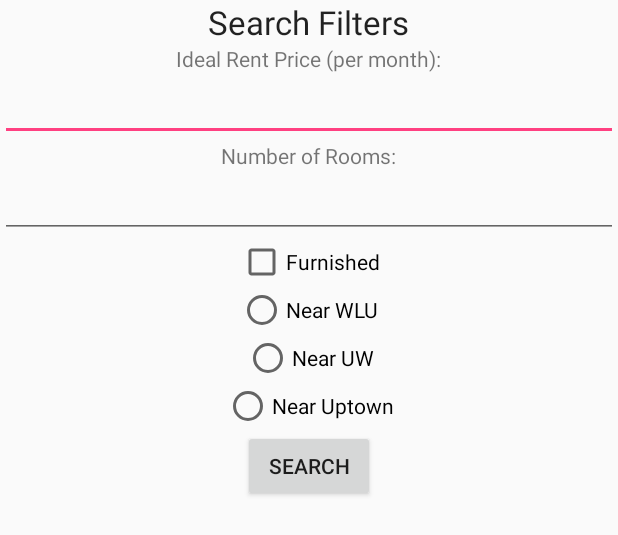
After one commit to hsennik/SubLit, an Android app: the layout activity_search.xml on its own in the app's theme, with its tools: preview values and no code run, on a phone screen of 412 x 824 dp. The commit adds this screen. Shown: the top 535 px of the screen. Run offline under Robolectric (Android 15) with nearby library versions, the phone set to English and light mode, and no system bars.

Commit message:
Added maps and search activity pages

```diff
--- a/app/build.gradle
+++ b/app/build.gradle
@@ -26,6 +26,9 @@ dependencies {
     compile 'com.google.firebase:firebase-core:9.4.0'
     compile 'com.google.firebase:firebase-database:9.4.0'
     compile 'com.google.firebase:firebase-storage:9.4.0'
+    compile 'com.google.android.gms:play-services-auth:9.4.0'
+    compile 'com.firebase:firebase-client-android:2.3.1'
+    compile 'com.google.android.gms:play-services:9.4.0'
 }
 
 apply plugin: 'com.google.gms.google-services'
--- /dev/null
+++ b/app/src/main/res/layout/activity_search.xml
@@ -0,0 +1,81 @@
+<?xml version="1.0" encoding="utf-8"?>
+<LinearLayout xmlns:android="http://schemas.android.com/apk/res/android"
+    android:orientation="vertical" android:layout_width="match_parent"
+    android:layout_height="match_parent">
+
+    <TextView
+        android:layout_width="wrap_content"
+        android:layout_height="wrap_content"
+        android:textAppearance="?android:attr/textAppearanceLarge"
+        android:text="Search Filters"
+        android:id="@+id/textView4"
+        android:layout_gravity="center_horizontal" />
+
+    <TextView
+        android:layout_width="wrap_content"
+        android:layout_height="wrap_content"
+        android:textAppearance="?android:attr/textAppearanceSmall"
+        android:text="Ideal Rent Price (per month):"
+        android:id="@+id/textView6"
+        android:layout_gravity="center_horizontal" />
+
+    <EditText
+        android:layout_width="match_parent"
+        android:layout_height="wrap_content"
+        android:inputType="number"
+        android:ems="10"
+        android:id="@+id/editText"
+        android:layout_gravity="center_horizontal" />
+
+    <TextView
+        android:layout_width="wrap_content"
+        android:layout_height="wrap_content"
+        android:textAppearance="?android:attr/textAppearanceSmall"
+        android:text="Number of Rooms:"
+        android:id="@+id/textView5"
+        android:layout_gravity="center_horizontal" />
+
+    <EditText
+        android:layout_width="match_parent"
+        android:layout_height="wrap_content"
+        android:inputType="number"
+        android:ems="10"
+        android:id="@+id/editText2"
+        android:layout_gravity="center_horizontal" />
+
+    <CheckBox
+        android:layout_width="wrap_content"
+        android:layout_height="wrap_content"
+        android:text="Furnished"
+        android:id="@+id/checkBox"
+        android:layout_gravity="center_horizontal" />
+
+    <RadioButton
+        android:layout_width="wrap_content"
+        android:layout_height="wrap_content"
+        android:text="Near WLU"
+        android:id="@+id/radioButton"
+        android:layout_gravity="center_horizontal" />
+
+    <RadioButton
+        android:layout_width="wrap_content"
+        android:layout_height="wrap_content"
+        android:text="Near UW"
+        android:id="@+id/radioButton2"
+        android:layout_gravity="center_horizontal" />
+
+    <RadioButton
+        android:layout_width="wrap_content"
+        android:layout_height="wrap_content"
+        android:text="Near Uptown"
+        android:id="@+id/radioButton3"
+        android:layout_gravity="center_horizontal" />
+
+    <Button
+        android:layout_width="wrap_content"
+        android:layout_height="wrap_content"
+        android:text="Search"
+        android:id="@+id/search_button"
+        android:layout_gravity="center_horizontal" />
+
+</LinearLayout>
--- a/app/src/main/res/values/strings.xml
+++ b/app/src/main/res/values/strings.xml
@@ -1,3 +1,4 @@
 <resources>
     <string name="app_name">EasySub</string>
+    <string name="title_activity_maps">Map</string>
 </resources>
```
Also changed, not shown: app/src/debug/res/values/google_maps_api.xml (added, +21 -0 lines), app/src/main/AndroidManifest.xml (+25 -2 lines), app/src/main/java/com/example/easysub/MapsActivity.java (added, +46 -0 lines), app/src/main/java/com/example/easysub/SearchActivity.java (added, +31 -0 lines), app/src/main/res/layout/activity_maps.xml (added, +8 -0 lines), 1 other file.
